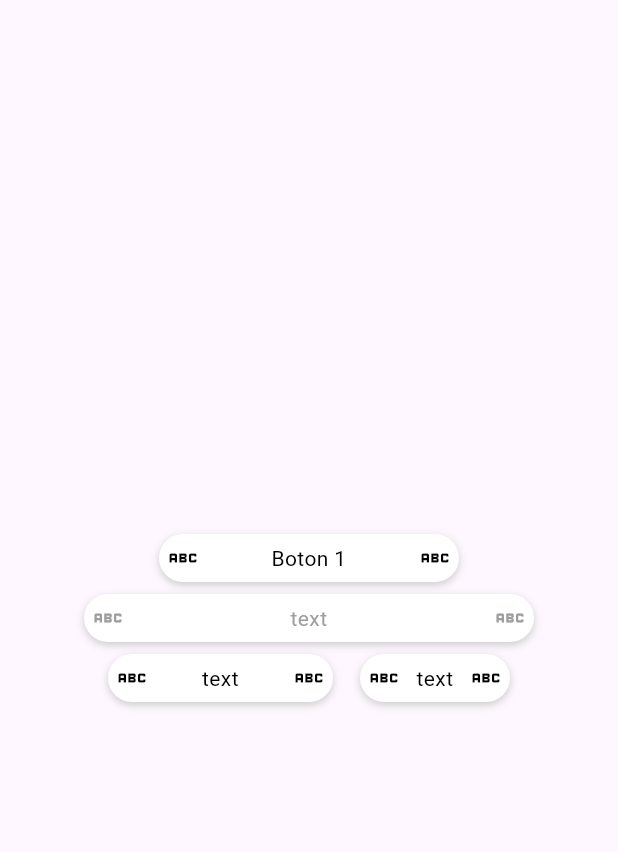
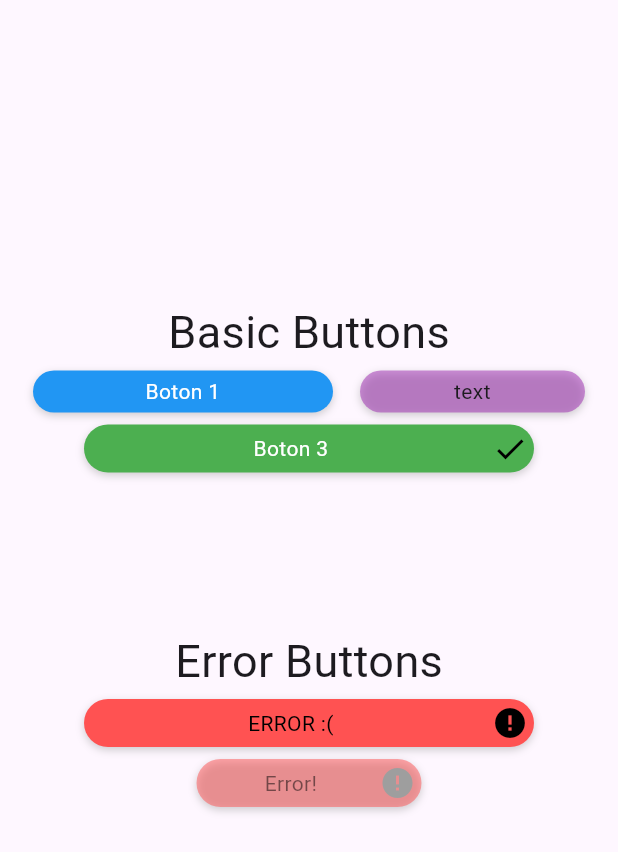
Before and after one commit to Jhon-Giraldo/builder_pattern, a Flutter app: the screen it shows after launch, on a phone screen of 412 x 824 dp. Shown: the top 852 px of the screen. Run offline on Flutter 3.47's test engine with Material 3 defaults, Android fonts, the phone set to English and light mode, and no system bars.

Commit message:
Final version of the demo

```diff
--- a/lib/main.dart
+++ b/lib/main.dart
@@ -13,8 +13,13 @@ class MainApp extends StatelessWidget {
     return MaterialApp(
       debugShowCheckedModeBanner: false,
       home: Scaffold(
-        body: Center(
-          child: Wrap(
+        body: SingleChildScrollView(
+          child: Center(
+            child: Column(
+              children: [
+                const SizedBox(height: 200),
+                const Text('Basic Buttons', style: TextStyle(fontSize: 30)),
+                Wrap(
                   alignment: WrapAlignment.center,
                   spacing: 10,
                   children: [
@@ -22,24 +27,50 @@ class MainApp extends StatelessWidget {
                       text: 'Boton 1',
                       onTap: () {},
                       width: 200,
-              ),
-              Button.basic(
-                text: 'text',
-                onTap: () {},
-                width: 300,
-                isEnabled: false,
+                      backgroundColor: Colors.blue,
+                      textColor: Colors.white,
                     ),
                     Button.basic(
                       text: 'text',
                       onTap: () {},
                       width: 150,
+                      backgroundColor: Colors.purple,
+                      isEnabled: false,
                     ),
                     Button.basic(
-                text: 'text',
-                onTap: () {},
-                width: 100,
+                      text: 'Boton 3',
+                      onTap: () {
+                        print('Hola desde el botón 3');
+                      },
+                      width: 300,
+                      backgroundColor: Colors.green,
+                      textColor: Colors.white,
+                      suffixIcon: Icons.check,
                     ),
                   ],
+                ),
+                const SizedBox(height: 100),
+                const Text('Error Buttons', style: TextStyle(fontSize: 30)),
+                Wrap(
+                  alignment: WrapAlignment.center,
+                  spacing: 10,
+                  children: [
+                    Button.error(
+                      text: 'ERROR :(',
+                      onTap: () {},
+                      width: 300,
+                      // isEnabled: false,
+                    ),
+                    Button.error(
+                      text: 'Error!',
+                      onTap: () {},
+                      width: 150,
+                      isEnabled: false,
+                    ),
+                  ],
+                )
+              ],
+            ),
           ),
         ),
       ),
--- a/lib/widgets/buttons/button_builder.dart
+++ b/lib/widgets/buttons/button_builder.dart
@@ -15,9 +15,15 @@ class ButtonBuilder {
   bool isHug = true;
   double? width;
   Color? backgroundColor = Colors.white;
+  Color? textColor = Colors.black;
 
   ButtonBuilder setText(String value) {
     text = value;
+    return this;
+  }
+
+  ButtonBuilder setTextColor(Color? value) {
+    textColor = value;
     return this;
   }
 
@@ -77,6 +83,7 @@ class ButtonWidgetBuilder extends StatelessWidget {
   final double? width;
   final Icon? customSuffixIcon;
   final Color? backgroundColor;
+  final Color? textColor;
 
   ButtonWidgetBuilder._builder(ButtonBuilder builder)
       : customKey = builder.key,
@@ -88,6 +95,7 @@ class ButtonWidgetBuilder extends StatelessWidget {
         isEnabled = builder.isEnabled,
         isHug = builder.isHug,
         backgroundColor = builder.backgroundColor,
+        textColor = builder.textColor,
         width = builder.width;
 
   factory ButtonWidgetBuilder.build(ButtonBuilder builder) {
@@ -120,7 +128,8 @@ class ButtonWidgetBuilder extends StatelessWidget {
               offset: const Offset(0, 2), // changes position of shadow
             ),
           ],
-          color: isEnabled ? backgroundColor : Colors.white,
+          color:
+              isEnabled ? backgroundColor : backgroundColor?.withOpacity(0.5),
         ),
         child: Row(
           mainAxisAlignment: MainAxisAlignment.center,
@@ -141,7 +150,7 @@ class ButtonWidgetBuilder extends StatelessWidget {
                   text,
                   textAlign: TextAlign.center,
                   style: TextStyle(
-                    color: isEnabled ? Colors.black : Colors.grey,
+                    color: isEnabled ? textColor : textColor?.withOpacity(0.5),
                   ),
                 ),
               ),
--- a/lib/widgets/buttons/buttons.dart
+++ b/lib/widgets/buttons/buttons.dart
@@ -1,5 +1,6 @@
 import 'package:flutter/material.dart';
 import 'package:flutter_patron_builder/widgets/buttons/variants/basic_button.dart';
+import 'package:flutter_patron_builder/widgets/buttons/variants/error_button.dart';
 
 import 'model/button_model.dart';
 
@@ -19,6 +20,8 @@ class Button extends StatelessWidget {
     bool isEnabled = true,
     bool isHug = false,
     double? width,
+    Color? backgroundColor,
+    Color? textColor,
   }) {
     return Button(
       data: ButtonModel(
@@ -30,6 +33,8 @@ class Button extends StatelessWidget {
         isEnabled: isEnabled,
         isHug: isHug,
         width: width,
+        backgroundColor: backgroundColor,
+        textColor: textColor,
       ),
     );
   }
@@ -37,8 +42,6 @@ class Button extends StatelessWidget {
   factory Button.error({
     required String text,
     required VoidCallback onTap,
-    IconData? prefixIcon,
-    IconData? suffixIcon,
     bool isEnabled = true,
     bool isHug = false,
     double? width,
@@ -48,8 +51,6 @@ class Button extends StatelessWidget {
         text: text,
         type: 'error',
         onTap: onTap,
-        prefixIcon: prefixIcon,
-        suffixIcon: suffixIcon,
         isEnabled: isEnabled,
         isHug: isHug,
         width: width,
@@ -68,14 +69,20 @@ class Button extends StatelessWidget {
         isEnabled: data.isEnabled,
         width: data.width,
         isHug: data.isHug,
+        backgroundColor: data.backgroundColor,
+        textColor: data.textColor,
+        prefixIcon: data.prefixIcon,
+        suffixIcon: data.suffixIcon,
       ),
-      // 'error': _buildErrorButton(context),
+      'error': ErrorButton(
+        text: data.text,
+        onTap: data.onTap,
+        isEnabled: data.isEnabled,
+        width: data.width,
+        isHug: data.isHug,
+      ),
     };
 
     return buttonsVariants[type]!;
-
-    // return InkWell(
-    //   child: Container(),
-    // );
   }
 }
--- a/lib/widgets/buttons/model/button_model.dart
+++ b/lib/widgets/buttons/model/button_model.dart
@@ -9,6 +9,8 @@ class ButtonModel {
   final bool isEnabled;
   final bool isHug;
   final double? width;
+  final Color? backgroundColor;
+  final Color? textColor;
 
   const ButtonModel({
     required this.text,
@@ -19,5 +21,7 @@ class ButtonModel {
     this.isEnabled = true,
     this.isHug = false,
     this.width,
+    this.backgroundColor,
+    this.textColor,
   });
 }
--- a/lib/widgets/buttons/variants/basic_button.dart
+++ b/lib/widgets/buttons/variants/basic_button.dart
@@ -9,6 +9,8 @@ class BasicButton extends StatelessWidget {
   final bool isEnabled;
   final bool isHug;
   final double? width;
+  final Color? backgroundColor;
+  final Color? textColor;
 
   const BasicButton({
     Key? key,
@@ -19,6 +21,8 @@ class BasicButton extends StatelessWidget {
     this.prefixIcon,
     this.suffixIcon,
     this.width,
+    this.backgroundColor,
+    this.textColor,
   }) : super(key: key);
   @override
   Widget build(BuildContext context) {
@@ -30,8 +34,11 @@ class BasicButton extends StatelessWidget {
           .setIsHug(isHug)
           .setWidth(width)
           .setIsEnabled(isEnabled)
-          .setPrefixIcon(Icons.abc)
-          .setSuffixIcon(Icons.abc),
+          .setBackgroundColor(backgroundColor)
+          .setTextColor(textColor)
+          .setOnTap(onTap)
+          .setPrefixIcon(prefixIcon)
+          .setSuffixIcon(suffixIcon),
     );
   }
 }
--- /dev/null
+++ b/lib/widgets/buttons/variants/error_button.dart
@@ -0,0 +1,60 @@
+import 'package:flutter/material.dart';
+import 'package:flutter_patron_builder/widgets/buttons/button_builder.dart';
+
+class ErrorButton extends StatelessWidget {
+  final String text;
+  final VoidCallback onTap;
+  final bool isEnabled;
+  final bool isHug;
+  final double? width;
+
+  const ErrorButton({
+    Key? key,
+    required this.text,
+    required this.onTap,
+    required this.isEnabled,
+    required this.isHug,
+    this.width,
+  }) : super(key: key);
+
+  void showCustomSnackBar(BuildContext context) {
+    ScaffoldMessenger.of(context).clearSnackBars();
+
+    ScaffoldMessenger.of(context).showSnackBar(
+      SnackBar(
+        content: const Text(
+          'Ups hubo un error!',
+          style: TextStyle(
+            fontWeight: FontWeight.bold,
+          ),
+        ),
+        duration: const Duration(seconds: 2),
+        backgroundColor: Colors.redAccent,
+        action: SnackBarAction(
+          label: 'Undo',
+          onPressed: () {
+            ScaffoldMessenger.of(context).hideCurrentSnackBar();
+          },
+        ),
+      ),
+    );
+  }
+
+  @override
+  Widget build(BuildContext context) {
+    return ButtonWidgetBuilder.build(
+      ButtonBuilder(
+        key: const Key('error-button'),
+      )
+          .setText(text)
+          .setIsHug(isHug)
+          .setWidth(width)
+          .setIsEnabled(isEnabled)
+          .setBackgroundColor(Colors.redAccent)
+          .setTextColor(Colors.black)
+          // .setPrefixIcon(Icons.error)
+          .setOnTap(() => showCustomSnackBar(context))
+          .setSuffixIcon(Icons.error),
+    );
+  }
+}
```
Lines whose indentation alone changed are shown as unchanged.
